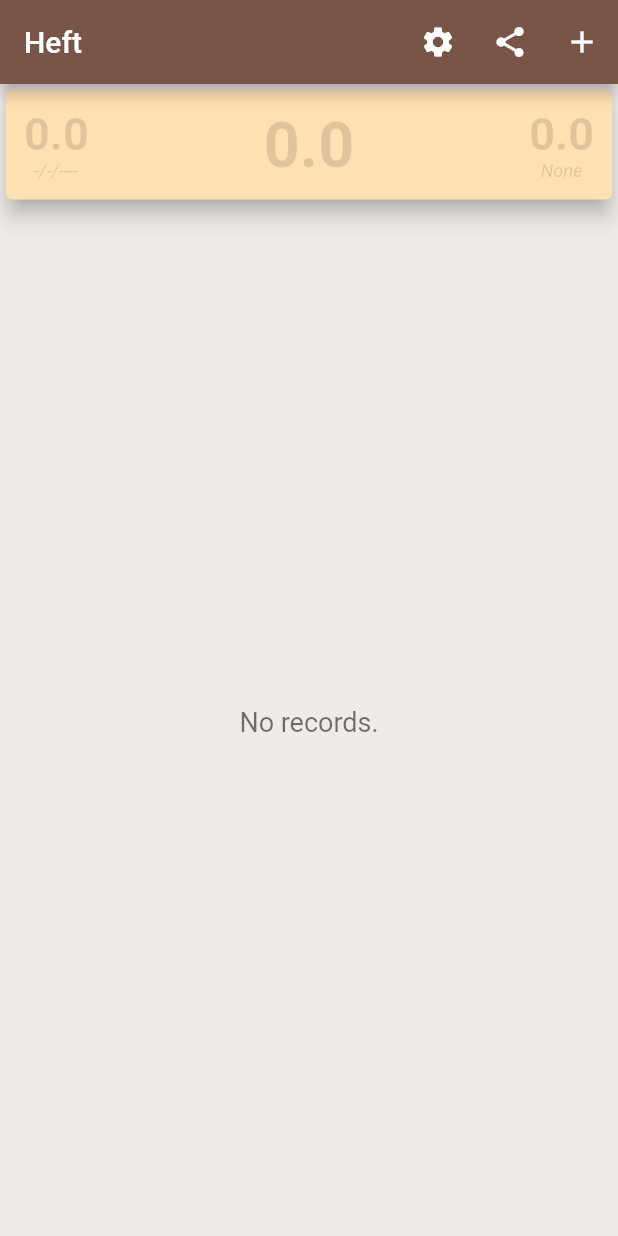
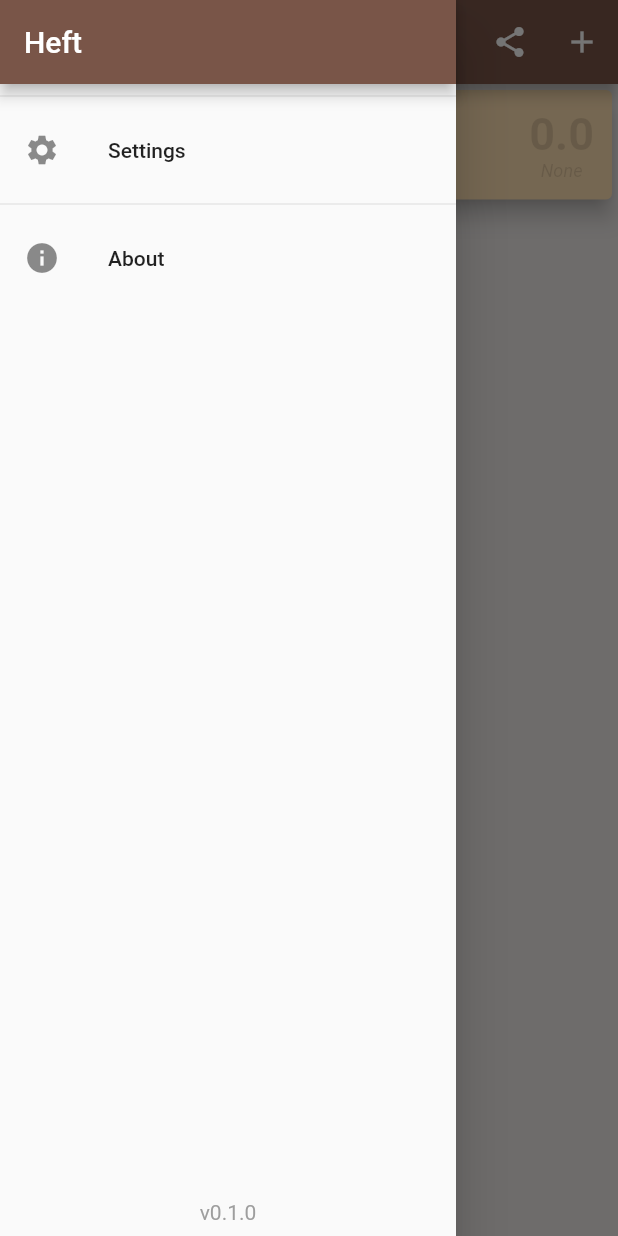
Before and after one commit to cjstehno/heft, a Flutter app: the screen it shows after launch, with the side drawer open (before the commit the screen has no drawer), on a phone screen of 412 x 824 dp. Run offline on Flutter 3.47's test engine with Material 2 defaults, Android fonts, the phone set to English and light mode, and no system bars; our stand-ins replace datetime_picker_formfield, hive, package_info, share_plus, shared_preferences; accounts and stored records are empty.

Commit message:
added drawer with about, moved settings button

```diff
--- a/lib/screens/home_screen.dart
+++ b/lib/screens/home_screen.dart
@@ -1,8 +1,8 @@
 import 'package:flutter/cupertino.dart';
 import 'package:flutter/material.dart';
 import 'package:heft/providers/weight_records.dart';
-import 'package:heft/screens/settings_screen.dart';
 import 'package:heft/screens/weight_record_screen.dart';
+import 'package:heft/widgets/app_drawer.dart';
 import 'package:heft/widgets/status_display.dart';
 import 'package:heft/widgets/weight_log.dart';
 import 'package:provider/provider.dart';
@@ -20,11 +20,6 @@ class HomeScreen extends StatelessWidget {
               title: const Text('Heft'),
               actions: [
                 IconButton(
-                  icon: const Icon(Icons.settings),
-                  onPressed: () =>
-                      Navigator.of(context).pushNamed(SettingsScreen.routeName),
-                ),
-                IconButton(
                   icon: const Icon(Icons.share),
                   onPressed: () {
                     context.read<WeightRecords>().export().then((file) {
@@ -32,7 +27,7 @@ class HomeScreen extends StatelessWidget {
                         [file.path],
                         mimeTypes: ['text/plain'],
                         subject: 'Weight Records from Heft.',
-                      ).then((_)=> file.delete());
+                      ).then((_) => file.delete());
                     });
                   },
                 ),
@@ -43,6 +38,7 @@ class HomeScreen extends StatelessWidget {
                 ),
               ],
             ),
+            drawer: AppDrawer(),
             body: Container(
               color: Colors.brown.shade50,
               child: Column(
--- /dev/null
+++ b/lib/widgets/app_drawer.dart
@@ -0,0 +1,82 @@
+import 'package:flutter/material.dart';
+import 'package:heft/screens/settings_screen.dart';
+import 'package:package_info/package_info.dart';
+
+class AppDrawer extends StatefulWidget {
+  const AppDrawer({Key? key}) : super(key: key);
+
+  @override
+  _AppDrawerState createState() => _AppDrawerState();
+}
+
+class _AppDrawerState extends State<AppDrawer> {
+  PackageInfo _packageInfo = PackageInfo(
+    appName: 'Unknown',
+    packageName: 'Unknown',
+    version: 'Unknown',
+    buildNumber: 'Unknown',
+  );
+
+  @override
+  void initState() {
+    super.initState();
+    _initPackageInfo();
+  }
+
+  @override
+  Widget build(BuildContext context) {
+    return Drawer(
+      child: Column(
+        children: [
+          AppBar(
+            title: const Text('Heft'),
+            automaticallyImplyLeading: false,
+          ),
+          const Divider(),
+          ListTile(
+            leading: const Icon(Icons.settings),
+            title: const Text('Settings'),
+            onTap: () =>
+                Navigator.of(context).pushNamed(SettingsScreen.routeName),
+          ),
+          const Divider(),
+          AboutListTile(
+            icon: const Icon(Icons.info),
+            child: const Text('About'),
+            applicationIcon: const Text(
+              '📔',
+              style: TextStyle(fontSize: 50),
+            ),
+            applicationName: 'Heft',
+            applicationVersion: _packageInfo.version,
+            applicationLegalese: '© 2021 Christopher J. Stehno',
+            aboutBoxChildren: const [
+              Text('Disclaimer', style: TextStyle(fontWeight: FontWeight.bold)),
+              Text(
+                'This application is meant for simple personal weight tracking '
+                'with no explicit or implied medical benefit. It is intended for '
+                'use by adults and the BMI calculations are based on the values '
+                'relevant for adults. Use at your own risk.',
+              ),
+            ],
+          ),
+          const Spacer(),
+          Padding(
+            padding: const EdgeInsets.all(8.0),
+            child: Text(
+              'v${_packageInfo.version}',
+              style: const TextStyle(color: Colors.grey),
+            ),
+          ),
+        ],
+      ),
+    );
+  }
+
+  Future<void> _initPackageInfo() async {
+    final PackageInfo info = await PackageInfo.fromPlatform();
+    setState(() {
+      _packageInfo = info;
+    });
+  }
+}
--- a/pubspec.yaml
+++ b/pubspec.yaml
@@ -21,6 +21,7 @@ dependencies:
   datetime_picker_formfield: ^2.0.0
   provider: ^6.0.1
   share_plus: ^3.0.4
+  package_info: ^2.0.2
 
 dev_dependencies:
   flutter_test:
```
Also changed, not shown: pubspec.lock, 1 other file.
